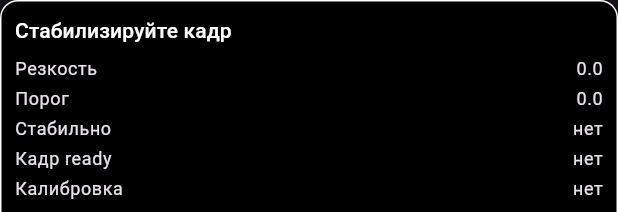
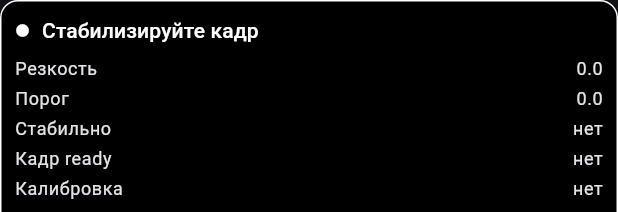
Before and after one commit to Scharman65/iris_health, a Flutter app: the _Hud widget shown alone on an empty page, opened directly with empty values, on a phone screen of 412 x 824 dp. Shown: the top 212 px of the screen. Run offline on Flutter 3.47's test engine with Material 3 defaults, Android fonts, the phone set to English and light mode, and no system bars; our stand-ins replace camera, hive, shared_preferences; missing offline and left inert: file_selector; accounts and stored records are empty; project files that could hold a hidden picture were left out.

Commit message:
UX: green readiness indicator + disable capture until frame is OK

```diff
--- a/lib/widgets/camera_overlay.dart
+++ b/lib/widgets/camera_overlay.dart
@@ -91,11 +91,27 @@
         child: Column(
           crossAxisAlignment: CrossAxisAlignment.stretch,
           children: [
-            Text(
-              ok ? 'Готово к снимку' : 'Стабилизируйте кадр',
-              style: theme.textTheme.titleSmall?.copyWith(
-                color: ok ? Colors.greenAccent.withValues(alpha: 242) : Colors.white,
-              ),
+            Row(
+              children: [
+                Icon(
+                  Icons.circle,
+                  size: 10,
+                  color: ok
+                      ? Colors.greenAccent.withValues(alpha: 242)
+                      : Colors.white.withValues(alpha: 140),
+                ),
+                const SizedBox(width: 8),
+                Expanded(
+                  child: Text(
+                    ok ? 'Готово к снимку' : 'Стабилизируйте кадр',
+                    style: theme.textTheme.titleSmall?.copyWith(
+                      color: ok
+                          ? Colors.greenAccent.withValues(alpha: 242)
+                          : Colors.white,
+                    ),
+                  ),
+                ),
+              ],
             ),
             const SizedBox(height: 6),
             _line(theme, 'Резкость', sharpness.toStringAsFixed(1)),
```
Also changed, not shown: lib/screens/camera_screen.dart (+52 -15 lines).
